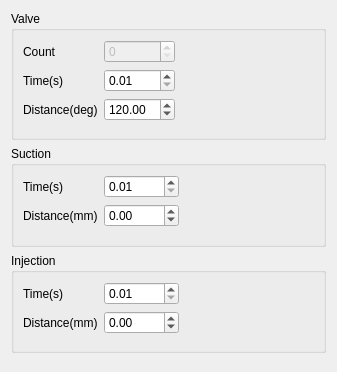
This is source/wnd/ui/ipconfig.ui in ww4u/megarobostudio as Qt 5 draws it before an edit. The edited form follows.
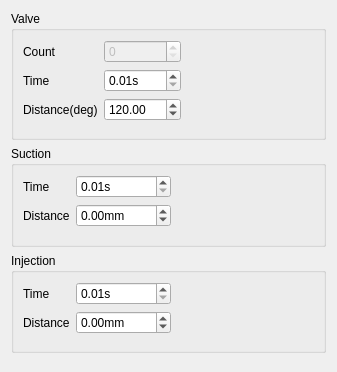
This is the edited form.

What changed in the file:
```diff
--- a/source/wnd/ui/ipconfig.ui
+++ b/source/wnd/ui/ipconfig.ui
@@ -55,6 +55,9 @@
       </item>
       <item row="1" column="1">
        <widget class="QDoubleSpinBox" name="spinDoorTime">
+        <property name="suffix">
+         <string>s</string>
+        </property>
         <property name="minimum">
          <double>0.010000000000000</double>
         </property>
@@ -66,7 +69,7 @@
       <item row="1" column="0">
        <widget class="QLabel" name="label_6">
         <property name="text">
-         <string>Time(s)</string>
+         <string>Time</string>
         </property>
        </widget>
       </item>
@@ -109,12 +112,15 @@
       <item row="0" column="0">
        <widget class="QLabel" name="label">
         <property name="text">
-         <string>Time(s)</string>
+         <string>Time</string>
         </property>
        </widget>
       </item>
       <item row="1" column="1">
        <widget class="QDoubleSpinBox" name="spinDrinkDist">
+        <property name="suffix">
+         <string>mm</string>
+        </property>
         <property name="minimum">
          <double>-1000.000000000000000</double>
         </property>
@@ -125,6 +131,9 @@
       </item>
       <item row="0" column="1">
        <widget class="QDoubleSpinBox" name="spinDrinkTime">
+        <property name="suffix">
+         <string>s</string>
+        </property>
         <property name="minimum">
          <double>0.010000000000000</double>
         </property>
@@ -136,7 +145,7 @@
       <item row="1" column="0">
        <widget class="QLabel" name="label_2">
         <property name="text">
-         <string>Distance(mm)</string>
+         <string>Distance</string>
         </property>
        </widget>
       </item>
@@ -178,12 +187,15 @@
       <item row="0" column="0">
        <widget class="QLabel" name="label_3">
         <property name="text">
-         <string>Time(s)</string>
+         <string>Time</string>
         </property>
        </widget>
       </item>
       <item row="0" column="1">
        <widget class="QDoubleSpinBox" name="spinSpitTime">
+        <property name="suffix">
+         <string>s</string>
+        </property>
         <property name="minimum">
          <double>0.010000000000000</double>
         </property>
@@ -195,12 +207,15 @@
       <item row="1" column="0">
        <widget class="QLabel" name="label_4">
         <property name="text">
-         <string>Distance(mm)</string>
+         <string>Distance</string>
         </property>
        </widget>
       </item>
       <item row="1" column="1">
        <widget class="QDoubleSpinBox" name="spinSpitDist">
+        <property name="suffix">
+         <string>mm</string>
+        </property>
         <property name="minimum">
          <double>-1000.000000000000000</double>
         </property>
```
